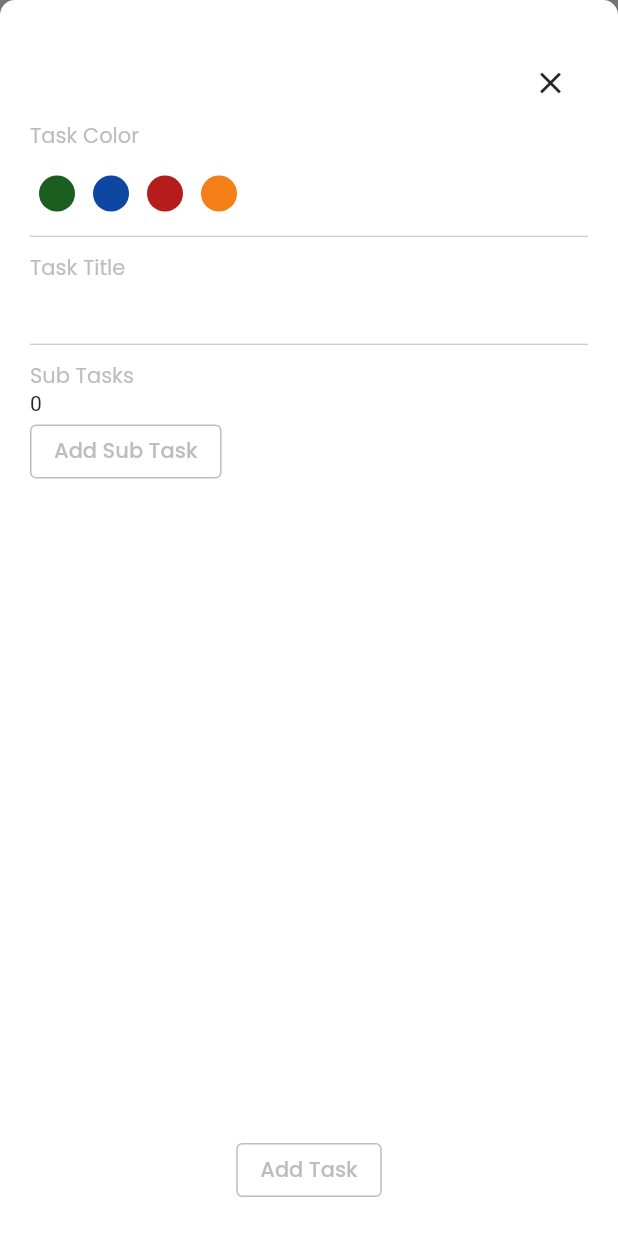
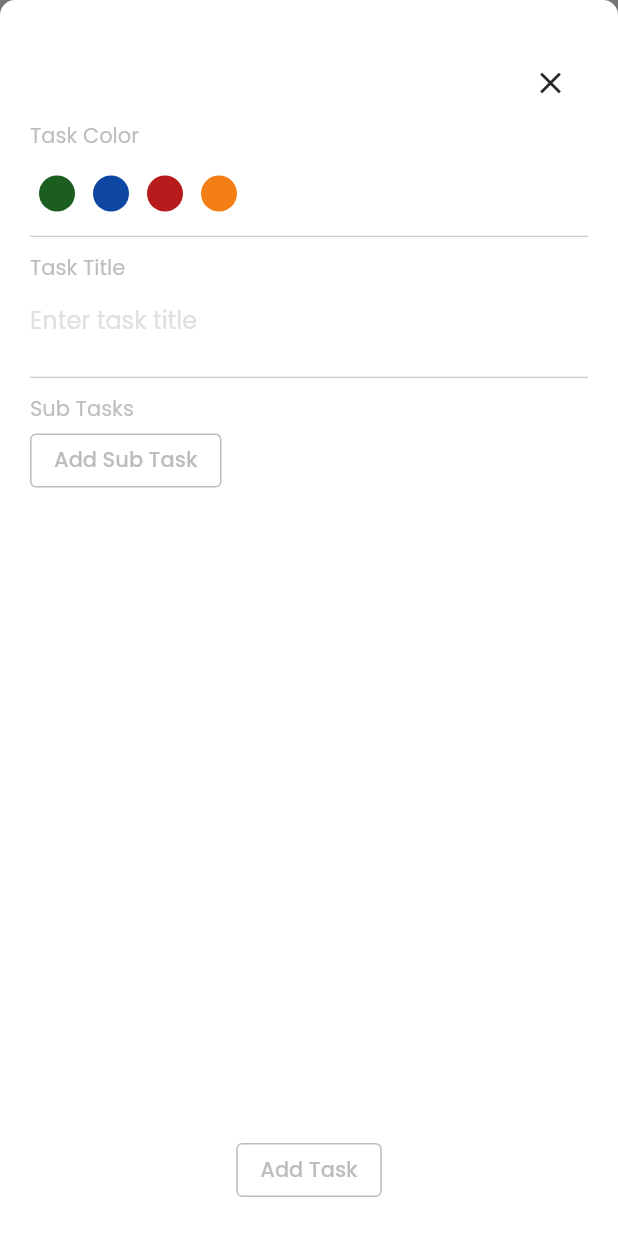
Before and after one commit to cmrnrbs/flutter_todo_app, a Flutter app: the screen it shows after launch, after a tap on the "add" icon, on a phone screen of 412 x 824 dp. Run offline on Flutter 3.47's test engine with Material 2 defaults, Android fonts, the phone set to English and light mode, and no system bars; our stand-ins replace flutter_svg, get, google_fonts.

Commit message:
item tekrar yaratma düzeltilmeli

```diff
--- /dev/null
+++ b/lib/constants.dart
@@ -0,0 +1,4 @@
+import 'models/todo.dart';
+
+var todoHeroTag = TodoHeroTag(
+    containerHeroTag: 'todo', titleHeroTag: 'title', itemHeroTag: 'item');
--- a/lib/controllers/todo_controller.dart
+++ b/lib/controllers/todo_controller.dart
@@ -1,28 +1,38 @@
 import 'package:flutter/material.dart';
 import 'package:get/get.dart';
 
+import '../constants.dart';
 import '../models/todo.dart';
 
 class TodoController extends GetxController {
   var todoItems = [].obs;
+  var todo = Todo(
+      title: "",
+      itemColor: Colors.white,
+      todoHeroTag: todoHeroTag,
+      todoSubItem: []).obs;
 
-  addSubItem(int index, Rx<TodoSubItem> subitem)
-  {
+  newItem() {
+    todo = Todo(
+        title: "",
+        itemColor: Colors.white,
+        todoHeroTag: todoHeroTag,
+        todoSubItem: []).obs;
+  }
+
+  addSubItem(int index, Rx<TodoSubItem> subitem) {
     todoItems[index].todoSubItem!.add(subitem.value);
   }
 
-  addTask(Rx<Todo> data){
+  addTask(Rx<Todo> data) {
     todoItems.add(data.value);
   }
 
-  init(){
+  init() {
     todoItems.add(Todo(
         title: 'Trip to Paris',
         itemColor: Colors.blue.shade900,
-        todoHeroTag: TodoHeroTag(
-            containerHeroTag: 'todo',
-            titleHeroTag: 'title',
-            itemHeroTag: 'item'),
+        todoHeroTag: todoHeroTag,
         todoSubItem: [
           TodoSubItem(
             todoType: TodoType.isCompleted,
@@ -49,10 +59,7 @@ class TodoController extends GetxController {
     todoItems.add(Todo(
         title: 'My Tasks',
         itemColor: Colors.yellow.shade900,
-        todoHeroTag: TodoHeroTag(
-            containerHeroTag: 'todo',
-            titleHeroTag: 'title',
-            itemHeroTag: 'item'),
+        todoHeroTag: todoHeroTag,
         todoSubItem: [
           TodoSubItem(
             todoType: TodoType.isCompleted,
@@ -79,10 +86,7 @@ class TodoController extends GetxController {
     todoItems.add(Todo(
         title: 'On Monday',
         itemColor: Colors.red.shade900,
-        todoHeroTag: TodoHeroTag(
-            containerHeroTag: 'todo',
-            titleHeroTag: 'title',
-            itemHeroTag: 'item'),
+        todoHeroTag: todoHeroTag,
         todoSubItem: [
           TodoSubItem(
             todoType: TodoType.isReady,
--- a/lib/controllers/todosub_controller.dart
+++ b/lib/controllers/todosub_controller.dart
@@ -5,8 +5,15 @@ class TodoSubController extends GetxController {
   var todosubitems = [].obs;
   var subitem = TodoSubItem(todoType: TodoType.isReady, createdDate: null).obs;
 
-  addSubItem(Rx<TodoSubItem> item){
-   todosubitems.add(item.value);
+  newItem() {
+    subitem = TodoSubItem(todoType: TodoType.isReady, createdDate: null).obs;
   }
 
+  addSubItem(Rx<TodoSubItem> item) {
+    todosubitems.add(item.value);
+  }
+
+  removeSubItem(TodoSubItem item) {
+    todosubitems.remove(item);
+  }
 }
--- a/lib/main.dart
+++ b/lib/main.dart
@@ -1,5 +1,6 @@
 import 'package:flutter/material.dart';
 import 'package:flutter_svg/flutter_svg.dart';
+import 'constants.dart';
 import 'controllers/todo_controller.dart';
 import 'controllers/todosub_controller.dart';
 import 'models/color_selection.dart';
@@ -29,7 +30,7 @@ class HomeScreen extends StatefulWidget {
 
 class _HomeScreenState extends State<HomeScreen> {
   final TodoController todoController = Get.put(TodoController());
-  TodoSubController _ =  Get.put(TodoSubController());
+  TodoSubController todoSubController = Get.put(TodoSubController());
   List<ColorSelection> colorSelections = [
     ColorSelection(currentColor: Colors.green.shade900, isSelected: false),
     ColorSelection(currentColor: Colors.blue.shade900, isSelected: false),
@@ -114,7 +115,12 @@ class _HomeScreenState extends State<HomeScreen> {
             mainAxisSize: MainAxisSize.min,
             children: [
               InkWell(
-                onTap: () => showModalBottomSheet(
+                onTap: () {
+                  setState(() {
+                    todoController.newItem();
+                    todoSubController.newItem();
+                  });
+                  showModalBottomSheet(
                       isScrollControlled: true,
                       backgroundColor: Colors.transparent,
                       context: context,
@@ -130,7 +136,8 @@ class _HomeScreenState extends State<HomeScreen> {
                         colorSelections[index].isSelected = false;
                       });
                     }
-                }),
+                  });
+                },
                 child: Container(
                   width: 56,
                   height: 56,
@@ -202,7 +209,9 @@ class _AddTaskModalState extends State<AddTaskModal> {
         child: Column(
           crossAxisAlignment: CrossAxisAlignment.start,
           children: [
-            const SizedBox(height: 10,),
+            const SizedBox(
+              height: 10,
+            ),
             Align(
               alignment: Alignment.topRight,
               child: InkWell(
@@ -238,6 +247,10 @@ class _AddTaskModalState extends State<AddTaskModal> {
                         }
                         widget.colorSelections[index].isSelected = true;
                         selectedIndex = index;
+                        setState(() {
+                          todoController.todo.value.itemColor =
+                              widget.colorSelections[index].currentColor;
+                        });
                       }),
                       child: Container(
                         width: 36,
@@ -277,18 +290,20 @@ class _AddTaskModalState extends State<AddTaskModal> {
               'Task Title',
               style: GoogleFonts.poppins(color: Colors.grey.shade400),
             ),
-            const SizedBox(
-              height: 30,
-              child: Center(
+            Center(
               child: TextField(
+                maxLines: 2,
+                onChanged: (value) {
+                  setState(() {
+                    todoController.todo.value.title = value;
+                  });
+                },
                 decoration: InputDecoration(
+                  hintText: 'Enter task title',
+                  hintStyle: GoogleFonts.poppins(color: Colors.grey.shade300),
                   border: InputBorder.none,
                 ),
               ),
-              ),
-            ),
-            const SizedBox(
-              height: 10,
             ),
             Divider(
               height: 1,
@@ -302,27 +317,41 @@ class _AddTaskModalState extends State<AddTaskModal> {
               style: GoogleFonts.poppins(color: Colors.grey.shade400),
             ),
             todoSubController.todosubitems.isNotEmpty
-                ? Wrap(spacing: 10,children: todoSubController.todosubitems.map((i) => TodoSubChip(
+                ? Wrap(
+                    spacing: 10,
+                    children: todoSubController.todosubitems
+                        .map((item) => TodoSubChip(
                               selectedIndex: selectedIndex,
-                              todoSubItem: i,
-                              colorSelections: widget.colorSelections)).toList(),)
+                              todoSubItem: item,
+                              colorSelections: widget.colorSelections,
+                              onPressChip: () {
+                                setState(() {
+                                  todoSubController.removeSubItem(item);
+                                });
+                              },
+                            ))
+                        .toList(),
+                  )
                 : const SizedBox(),
-            Obx(() => Text("${todoSubController.todosubitems.length}")),
             OutlinedButton(
                 style: OutlinedButton.styleFrom(
                   primary: Colors.white,
                   backgroundColor: Colors.white,
                   side: BorderSide(color: Colors.grey.shade400, width: 1),
                 ),
-                onPressed: () async{
+                onPressed: () async {
+                  setState(() {
+                    todoSubController.newItem();
+                  });
                   var data = await showModalBottomSheet(
                       context: context,
                       isScrollControlled: true,
                       backgroundColor: Colors.transparent,
                       builder: (context) => AddSubTaskModal());
-                    if(data != null)
-                    {
+                  if (data != null) {
+                    setState(() {
                       todoSubController.addSubItem(data);
+                    });
                   }
                 },
                 child: Text(
@@ -337,7 +366,15 @@ class _AddTaskModalState extends State<AddTaskModal> {
                       backgroundColor: Colors.white,
                       side: BorderSide(color: Colors.grey.shade400, width: 1),
                     ),
-                    onPressed: () => Navigator.pop(context),
+                    onPressed: () {
+                      setState(() {
+                        todoController.todo.value.todoSubItem =
+                            List<TodoSubItem>.from(
+                                todoSubController.todosubitems.value);
+                        todoController.addTask(todoController.todo);
+                      });
+                      Navigator.pop(context);
+                    },
                     child: Text(
                       'Add Task',
                       style: GoogleFonts.poppins(color: Colors.grey.shade400),
```
Also changed, not shown: lib/add_subtask_modal.dart (+17 -18 lines), lib/todo_sub_chip.dart (+18 -9 lines). Lines whose indentation alone changed are shown as unchanged.
